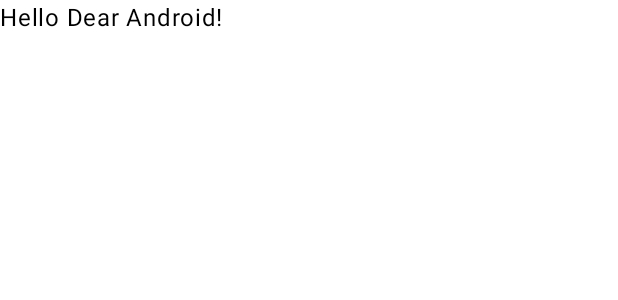
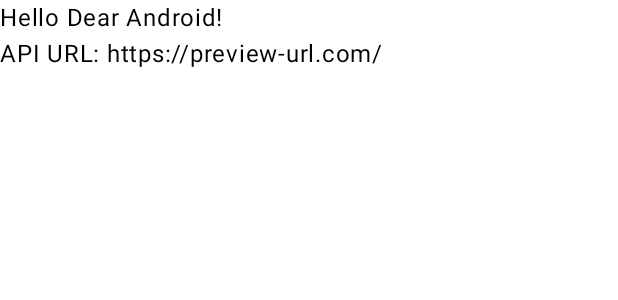
Before and after one commit to ByteBlazer/pharma-tracker-android-app, an Android app built with Jetpack Compose: the @Preview function GreetingPreview, on a phone screen of 412 x 824 dp. Shown: the top 300 px of the screen. Run offline under Robolectric (Android 15) with nearby library versions, the phone set to English and light mode, and no system bars.

Commit message:
flavors of app

```diff
--- a/app/build.gradle.kts
+++ b/app/build.gradle.kts
@@ -57,6 +57,7 @@
     }
     buildFeatures {
         compose = true
+        buildConfig = true
     }
 }
 
--- a/app/src/main/java/com/deltasoft/pharmatracker/MainActivity.kt
+++ b/app/src/main/java/com/deltasoft/pharmatracker/MainActivity.kt
@@ -4,6 +4,7 @@
 import androidx.activity.ComponentActivity
 import androidx.activity.compose.setContent
 import androidx.activity.enableEdgeToEdge
+import androidx.compose.foundation.layout.Column
 import androidx.compose.foundation.layout.fillMaxSize
 import androidx.compose.foundation.layout.padding
 import androidx.compose.material3.Scaffold
@@ -12,6 +13,8 @@
 import androidx.compose.ui.Modifier
 import androidx.compose.ui.tooling.preview.Preview
 import com.deltasoft.pharmatracker.ui.theme.PharmaTrackerTheme
+import com.deltasoft.pharmatracker.BuildConfig
+
 
 class MainActivity : ComponentActivity() {
     override fun onCreate(savedInstanceState: Bundle?) {
@@ -22,6 +25,7 @@
                 Scaffold(modifier = Modifier.fillMaxSize()) { innerPadding ->
                     Greeting(
                         name = "Android",
+                        apiUrl = BuildConfig.BASE_API_URL,
                         modifier = Modifier.padding(innerPadding)
                     )
                 }
@@ -31,17 +35,17 @@
 }
 
 @Composable
-fun Greeting(name: String, modifier: Modifier = Modifier) {
-    Text(
-        text = "Hello Dear $name!",
-        modifier = modifier
-    )
+fun Greeting(name: String, apiUrl: String, modifier: Modifier = Modifier) {
+    Column(modifier = modifier) {
+        Text(text = "Hello Dear $name!")
+        Text(text = "API URL: $apiUrl")
+    }
 }
 
 @Preview(showBackground = true)
 @Composable
 fun GreetingPreview() {
     PharmaTrackerTheme {
-        Greeting("Android")
+        Greeting(name = "Android", apiUrl = "https://preview-url.com/")
     }
 }
```
